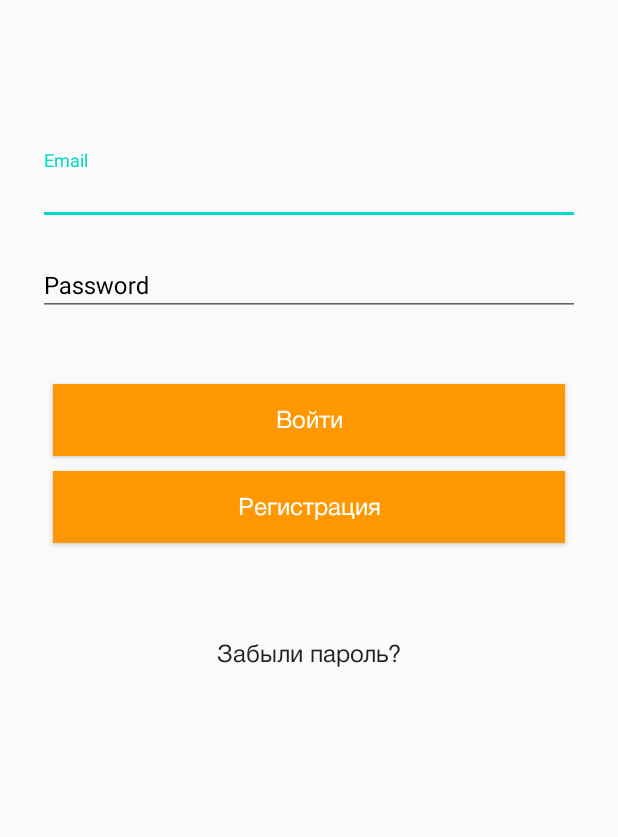
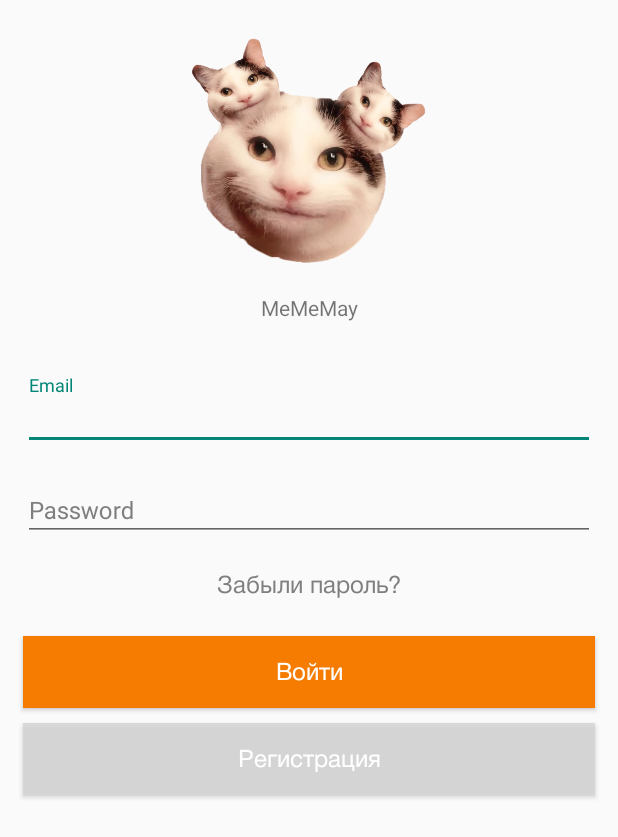
Before and after one commit to IssildurIl/HackAtOn, an Android app: the LogInActivity screen opened directly, with no data from a screen before it, on a phone screen of 412 x 824 dp. Shown: the top 837 px of the screen. Run offline under Robolectric (Android 15) with nearby library versions, the light colour scheme and no system bars; our stand-ins replace Firebase (no records; nobody signed in at launch, a user with empty details on screens opened directly); 1 statement that could not run was skipped.

Commit message:
comit design

```diff
--- a/app/src/main/res/layout/fragment_person.xml
+++ b/app/src/main/res/layout/fragment_person.xml
@@ -10,7 +10,7 @@
         android:id="@+id/inputNick"
         android:layout_width="136dp"
         android:layout_height="62dp"
-        android:layout_marginStart="32dp"
+        android:layout_marginStart="24dp"
         android:layout_marginTop="96dp"
         android:hint="НикНейм"
         android:singleLine="true"
@@ -59,4 +59,14 @@
         app:layout_constraintStart_toStartOf="parent"
         app:layout_constraintTop_toTopOf="parent"
         tools:srcCompat="@tools:sample/avatars" />
+
+    <TextView
+        android:id="@+id/textView"
+        android:layout_width="101dp"
+        android:layout_height="73dp"
+        android:layout_marginStart="21dp"
+        android:layout_marginTop="36dp"
+        android:text="TextView"
+        app:layout_constraintStart_toEndOf="@+id/chooseImage"
+        app:layout_constraintTop_toTopOf="parent" />
 </androidx.constraintlayout.widget.ConstraintLayout>
--- a/app/src/main/res/layout/log_in_layout.xml
+++ b/app/src/main/res/layout/log_in_layout.xml
@@ -7,14 +7,37 @@
     tools:context=".ui.person.PersonFragment"
     android:orientation="vertical">
 
+    <LinearLayout
+        android:layout_width="match_parent"
+        android:layout_height="250dp"
+        android:orientation="vertical">
+
+        <ImageView
+            android:id="@+id/imageView2"
+            android:layout_width="match_parent"
+            android:layout_height="150dp"
+            android:layout_centerHorizontal="true"
+            android:layout_centerVertical="true"
+            android:layout_marginTop="25dp"
+            android:src="@drawable/catlg"
+            />
+
+        <TextView
+            android:id="@+id/textView2"
+            android:layout_width="match_parent"
+            android:layout_height="wrap_content"
+            android:layout_marginTop="20dp"
+            android:gravity="center"
+            android:text="MeMeMay" />
+    </LinearLayout>
+
     <com.google.android.material.textfield.TextInputLayout
+        style="@style/OrangeTextInputEditText"
         android:layout_width="match_parent"
         android:layout_height="wrap_content"
-        android:layout_marginTop="100dp"
         android:hint="Email"
-        android:textColorHint="#000000"
-        style="@style/OrangeTextInputEditText"
         >
+
         <com.google.android.material.textfield.TextInputEditText
             android:id="@+id/email"
             android:layout_width="match_parent"
@@ -23,51 +46,52 @@
             android:inputType="textPersonName"
             android:textSize="16sp" />
     </com.google.android.material.textfield.TextInputLayout>
+
     <com.google.android.material.textfield.TextInputLayout
         android:layout_width="match_parent"
         android:layout_height="wrap_content"
         android:layout_marginTop="5dp"
         android:hint="Password"
-        android:textColorHint="#000000"
         style="@style/OrangeTextInputEditText"
         >
+
         <com.google.android.material.textfield.TextInputEditText
             android:id="@+id/password"
             android:layout_width="match_parent"
             android:layout_height="wrap_content"
             android:ems="10"
             android:inputType="textPassword"
-            android:textSize="16sp"
-            />
+            android:textSize="16sp" />
     </com.google.android.material.textfield.TextInputLayout>
+
+    <Button
+        style="@style/InvisibleText"
+        android:id="@+id/reset_password"
+        android:layout_width="match_parent"
+        android:layout_height="wrap_content"
+        android:background="@android:color/transparent"
+        android:text="Забыли пароль?"
+        android:textAllCaps="false"
+        android:textSize="16sp" />
+
     <Button
         android:id="@+id/login"
         android:layout_width="match_parent"
         android:layout_height="wrap_content"
-        android:layout_marginTop="40dp"
+        android:layout_marginTop="10dp"
         android:text="Войти"
         android:textAllCaps="false"
         style="@style/OrangeButton"
         android:textSize="16sp"
         />
+
     <Button
         android:id="@+id/signup"
         android:layout_width="match_parent"
         android:layout_height="wrap_content"
         android:text="Регистрация"
         android:textSize="16sp"
-        style="@style/OrangeButton"
-        />
-
-    <Button
-        android:id="@+id/reset_password"
-        android:layout_width="match_parent"
-        android:layout_height="wrap_content"
-        android:layout_marginTop="40dp"
-        android:text="Забыли пароль?"
-        android:textAllCaps="false"
-        android:textSize="16sp"
-        android:background="@android:color/transparent"
+        style="@style/GayButton"
         />
 
 
--- a/app/src/main/res/values/colors.xml
+++ b/app/src/main/res/values/colors.xml
@@ -1,6 +1,9 @@
 <?xml version="1.0" encoding="utf-8"?>
 <resources>
-    <color name="colorPrimary">#6200EE</color>
-    <color name="colorPrimaryDark">#3700B3</color>
-    <color name="colorAccent">#03DAC5</color>
+
+    <color name="colorOrange">#F57C00</color>
+    <color name="colorGray">#D5D5D5D5</color>
+    <color name="colorDarkGray">#D5676767</color>
+    <color name="colorWhite">#FFFFFFFF</color>
+
 </resources>
--- a/app/src/main/res/values/styles.xml
+++ b/app/src/main/res/values/styles.xml
@@ -2,9 +2,6 @@
     <!-- Base application theme. -->
     <style name="AppTheme" parent="Theme.AppCompat.Light.NoActionBar">
         <!-- Customize your theme here. -->
-        <item name="colorPrimary">@color/colorPrimary</item>
-        <item name="colorPrimaryDark">@color/colorPrimaryDark</item>
-        <item name="colorAccent">@color/colorAccent</item>
     </style>
     <string-array name="football">
         <item>Команда 1</item>
@@ -15,21 +12,37 @@
 
 
     <style name="OrangeButton" style="@style/Widget.AppCompat.Button.Colored">
-        <item name="android:textColor">#FFFFFFFF</item>
-        <item name="android:background">#FF9800</item>
-        <item name="android:layout_marginLeft">35dp</item>
-        <item name="android:layout_marginRight">35dp</item>
+        <item name="android:textColor">@color/colorWhite</item>
+        <item name="android:background">@color/colorOrange</item>
+<!--        <item name="android:background">#C62828</item>-->
+        <item name="android:layout_marginLeft">15dp</item>
+        <item name="android:layout_marginRight">15dp</item>
         <item name="android:layout_marginBottom">10dp</item>
         <item name="android:textAllCaps">false</item>
 <!--        <item name="android:textSize">20dp</item>-->
     </style>
 
+    <style name="GayButton" style="@style/Widget.AppCompat.Button.Colored">
+        <item name="android:textColor">@color/colorWhite</item>
+        <item name="android:background">@color/colorGray</item>
+        <item name="android:layout_marginLeft">15dp</item>
+        <item name="android:layout_marginRight">15dp</item>
+        <item name="android:layout_marginBottom">10dp</item>
+        <item name="android:textAllCaps">false</item>
+        <!--        <item name="android:textSize">20dp</item>-->
+    </style>
+
 
     <style name="OrangeTextInputEditText" style="@style/TextAppearance.AppCompat">
-        <item name="android:textColor">@color/colorPrimary</item>
-        <item name="android:layout_marginLeft">25dp</item>
-        <item name="android:layout_marginRight">25dp</item>
+        <item name="android:textColor">@color/colorWhite</item>
+        <item name="android:textColorHint">@color/colorDarkGray</item>
+        <item name="android:layout_marginLeft">15dp</item>
+        <item name="android:layout_marginRight">15dp</item>
         <item name="android:layout_marginBottom">5dp</item>
-        <item name="android:backgroundTint">#FF9800</item>
+        <item name="android:backgroundTint">@color/colorOrange</item>
+    </style>
+
+    <style name="InvisibleText" style="@style/TextAppearance.AppCompat">
+        <item name="android:textColor">@color/colorDarkGray</item>
     </style>
 </resources>
```
Also changed, not shown: app/src/main/res/drawable/catlg.png (added).
